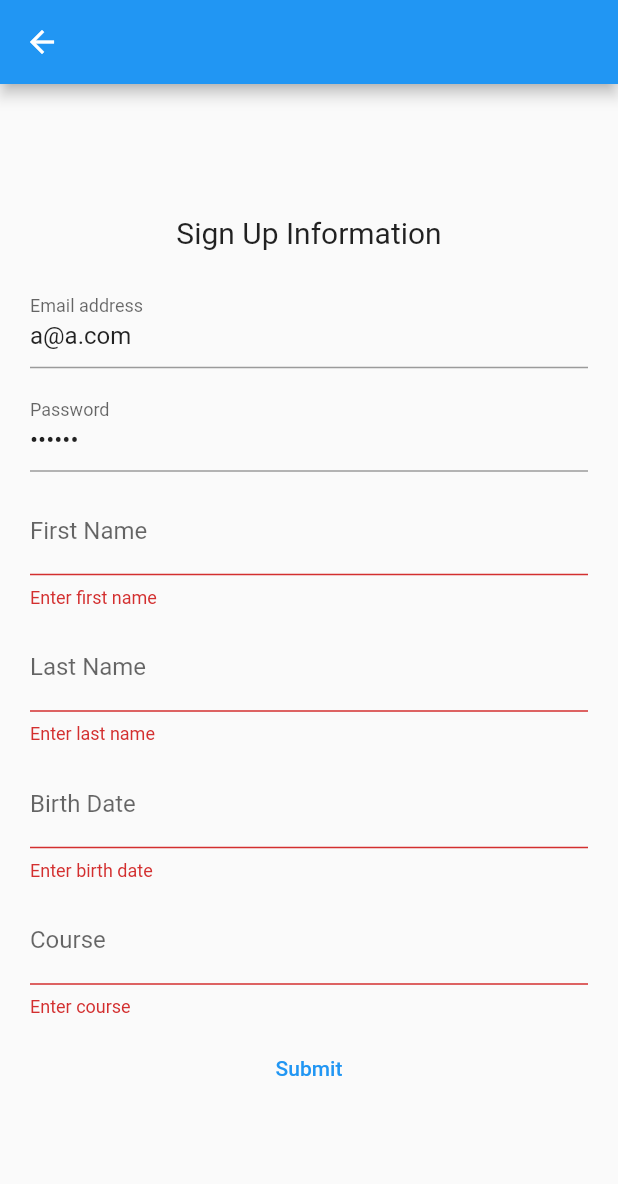
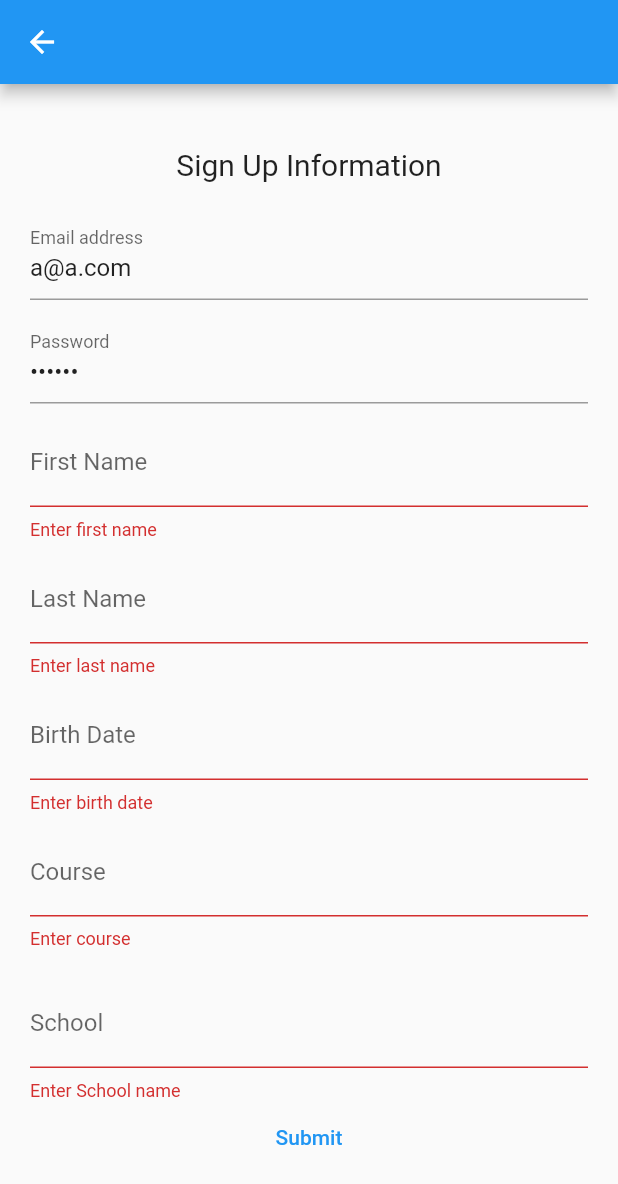
Before and after one commit to landrescaballero/web_service, a Flutter app: the SignUp screen opened directly, after a tap on "Submit", on a phone screen of 412 x 824 dp. Shown: the top 1184 px of the screen. Run offline on Flutter 3.47's test engine with Material 2 defaults, Android fonts, the phone set to English and light mode, and no system bars; our stand-ins replace get, loggy; accounts and stored records are empty.

Commit message:
este está bueno

```diff
--- a/lib/data/datasources/remote/user_datasource.dart
+++ b/lib/data/datasources/remote/user_datasource.dart
@@ -4,7 +4,7 @@ import '../../../domain/models/user.dart';
 import 'package:http/http.dart' as http;
 
 class UserDataSource {
-  final String apiKey = 'i9c13B';
+  final String apiKey = '1pynEv';
 
   Future<bool> getUser(String email, String password) async {
     logInfo("Web service, verifying user");
--- a/lib/ui/pages/authentication/signup.dart
+++ b/lib/ui/pages/authentication/signup.dart
@@ -20,6 +20,7 @@ class _FirebaseSignUpState extends State<SignUp> {
   final controllerLastName = TextEditingController();
   final controllerBirthDate = TextEditingController();
   final controllerCourse = TextEditingController();
+  final controllerSchool = TextEditingController();
   AuthenticationController authenticationController = Get.find();
   UserController userController = Get.find();
 
@@ -147,6 +148,20 @@ class _FirebaseSignUpState extends State<SignUp> {
                         const SizedBox(
                           height: 10,
                         ),
+                        const SizedBox(
+                          height: 10,
+                        ),
+                        TextFormField(
+                          controller: controllerSchool,
+                          decoration:
+                              const InputDecoration(labelText: "School"),
+                          validator: (value) {
+                            if (value!.isEmpty) {
+                              return "Enter School name";
+                            }
+                            return null;
+                          },
+                        ),
                         TextButton(
                             onPressed: () async {
                               final form = _formKey.currentState;
@@ -163,7 +178,7 @@ class _FirebaseSignUpState extends State<SignUp> {
                                     course: controllerCourse.text,
                                     password: controllerPassword.text,
                                     difficult: "1",
-                                    school: "uninorte"));
+                                    school: controllerSchool.text));
                                 Get.back();
                               } else {
                                 logError('SignUp validation form nok');
--- a/lib/ui/pages/content/edit_user_page.dart
+++ b/lib/ui/pages/content/edit_user_page.dart
@@ -76,7 +76,8 @@ class _EditUserPageState extends State<EditUserPage> {
                                 birthday: '',
                                 course: "1",
                                 password: '',
-                                difficult: ''));
+                                difficult: '',
+                                school: ''));
                             Get.back();
                           },
                           child: const Text("Update")))
```
